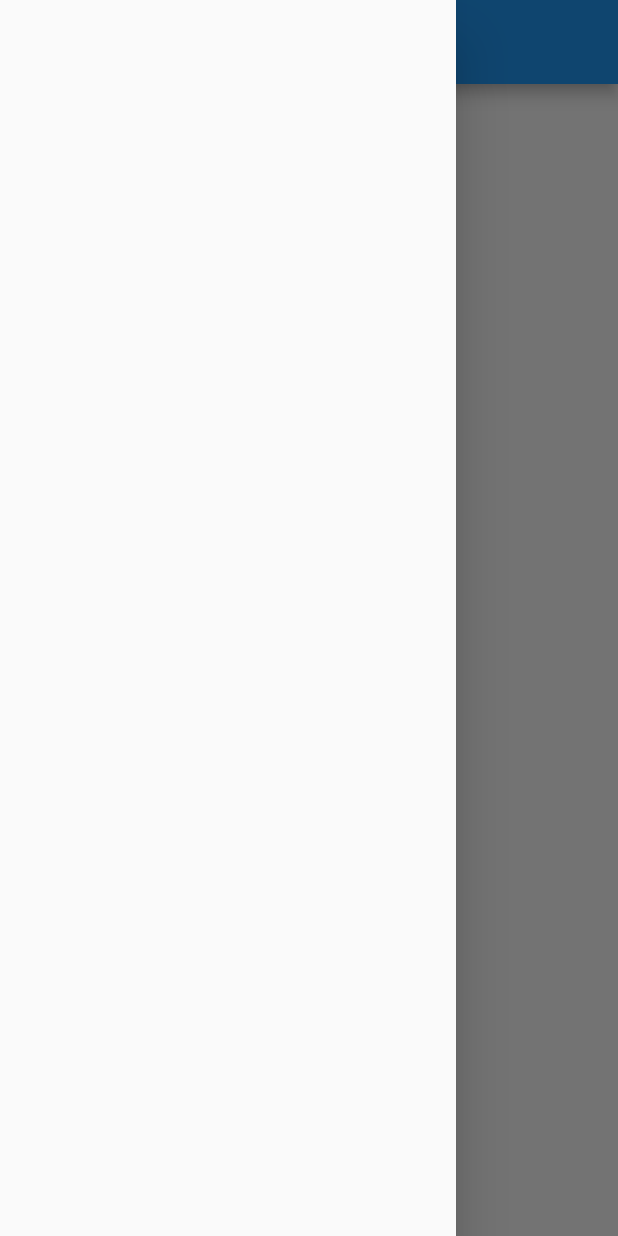
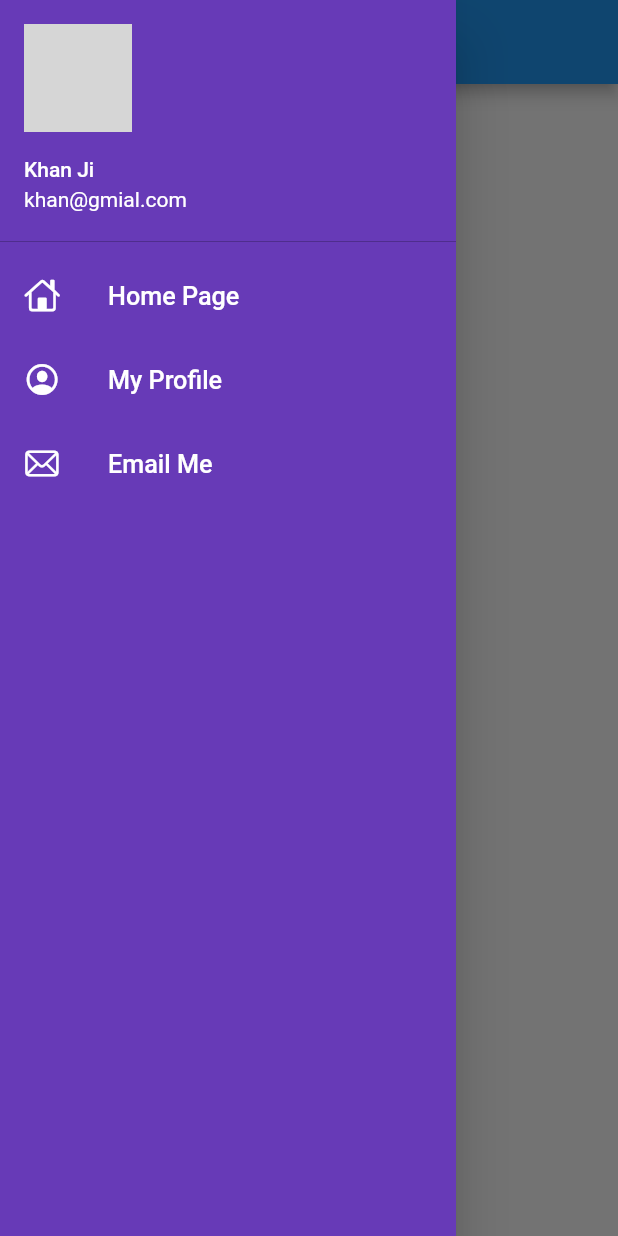
Before and after one commit to khuram2025/catelog, a Flutter app: the HomePage screen opened by its route, with the side drawer open, on a phone screen of 412 x 824 dp. Run offline on Flutter 3.47's test engine with Material 2 defaults, Android fonts, the phone set to English and light mode, and no system bars; missing offline and left inert: flutter_catalog; network calls fail; grey boxes are pictures that could not be loaded.

Commit message:
Day 9 Final

```diff
--- a/lib/main.dart
+++ b/lib/main.dart
@@ -15,7 +15,7 @@ class MyApp extends StatelessWidget {
     return MaterialApp(
       // home: LoginPage(),
       routes: {
-        '/': (context) => LoginPage(),
+        '/': (context) => HomePage(),
         MyRoutes.homePage: (context) => HomePage(),
         MyRoutes.loginPage: (context) => LoginPage(),
       },
--- a/lib/pages/home_page.dart
+++ b/lib/pages/home_page.dart
@@ -1,4 +1,5 @@
 import 'package:catelog/utils/routes.dart';
+import 'package:catelog/widgets/drawer.dart';
 import 'package:flutter/material.dart';
 
 class HomePage extends StatelessWidget {
@@ -25,7 +26,7 @@ class HomePage extends StatelessWidget {
           }, child: Text('Back'))
         ],
       ),
-      drawer: Drawer(
+      drawer: MyDrawer(
 
       ),
 
--- /dev/null
+++ b/lib/widgets/drawer.dart
@@ -0,0 +1,51 @@
+import 'package:flutter/cupertino.dart';
+import 'package:flutter/material.dart';
+
+class MyDrawer extends StatelessWidget {
+  @override
+  Widget build(BuildContext context) {
+    final imageUrl = "https://images.pexels.com/photos/220453/pexels-photo-220453.jpeg?cs=srgb&dl=pexels-pixabay-220453.jpg&fm=jpg";
+    return Drawer(
+      child: Container(
+        color: Colors.deepPurple,
+        child: ListView(
+          children: [
+            DrawerHeader(
+              padding: EdgeInsets.zero,
+              child: UserAccountsDrawerHeader(
+                accountName: Text("Khan Ji"),
+                accountEmail: Text("khan@gmial.com"),
+                currentAccountPicture: CircleAvatar(
+                  backgroundImage: NetworkImage(imageUrl),
+                ),
+                margin: EdgeInsets.zero,
+                decoration: BoxDecoration(
+                ),
+              ),
+            ),
+            ListTile(
+              leading: Icon(
+                CupertinoIcons.home,
+                color: Colors.white,
+              ),
+              title: Text("Home Page", style: TextStyle(color: Colors.white),textScaleFactor: 1.2,),
+            ),
+            ListTile(
+              leading: Icon(CupertinoIcons.profile_circled, color: Colors.white,),
+              title: Text("My Profile", style: TextStyle(
+                color: Colors.white,
+              ), textScaleFactor: 1.2,),
+            ),
+            ListTile(
+              leading: Icon(
+                CupertinoIcons.mail, color: Colors.white,
+              ),
+              title: Text("Email Me", style: TextStyle(color: Colors.white),
+              textScaleFactor: 1.2,),
+            )
+          ],
+        ),
+      ),
+    );
+  }
+}
```
